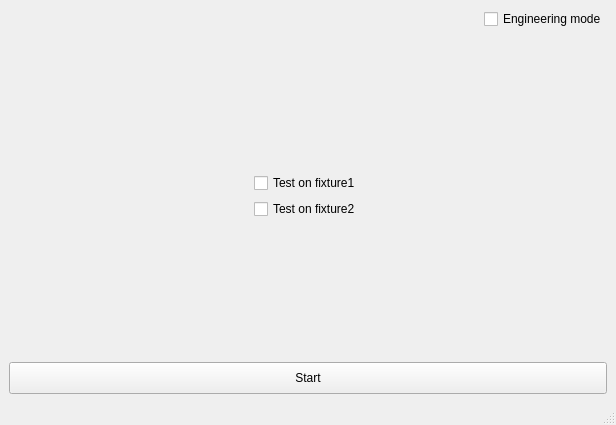
Qt form ui/fixture_select.ui (EasonLu1222/readByYourself) before a commit.
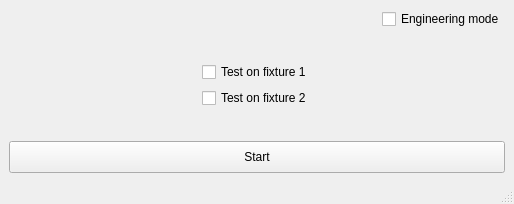
The same form after that commit.

Commit message: Add fixture select and engineering mode UI

Patch:
```diff
--- a/ui/fixture_select.ui
+++ b/ui/fixture_select.ui
@@ -6,8 +6,8 @@
    <rect>
     <x>0</x>
     <y>0</y>
-    <width>616</width>
-    <height>425</height>
+    <width>514</width>
+    <height>204</height>
    </rect>
   </property>
   <property name="windowTitle">
@@ -55,14 +55,14 @@
         <item alignment="Qt::AlignHCenter">
          <widget class="QCheckBox" name="checkBox">
           <property name="text">
-           <string>Test on fixture1</string>
+           <string>Test on fixture 1</string>
           </property>
          </widget>
         </item>
         <item alignment="Qt::AlignHCenter">
          <widget class="QCheckBox" name="checkBox_2">
           <property name="text">
-           <string>Test on fixture2</string>
+           <string>Test on fixture 2</string>
           </property>
          </widget>
         </item>
@@ -84,7 +84,7 @@
       <item>
        <widget class="QPushButton" name="pushButton">
         <property name="sizePolicy">
-         <sizepolicy hsizetype="Minimum" vsizetype="Fixed">
+         <sizepolicy hsizetype="Minimum" vsizetype="Minimum">
           <horstretch>0</horstretch>
           <verstretch>0</verstretch>
          </sizepolicy>
```
Left out of the diff: 8 changed lines with no effect on the pictures. The commit also changes 4 other files.
